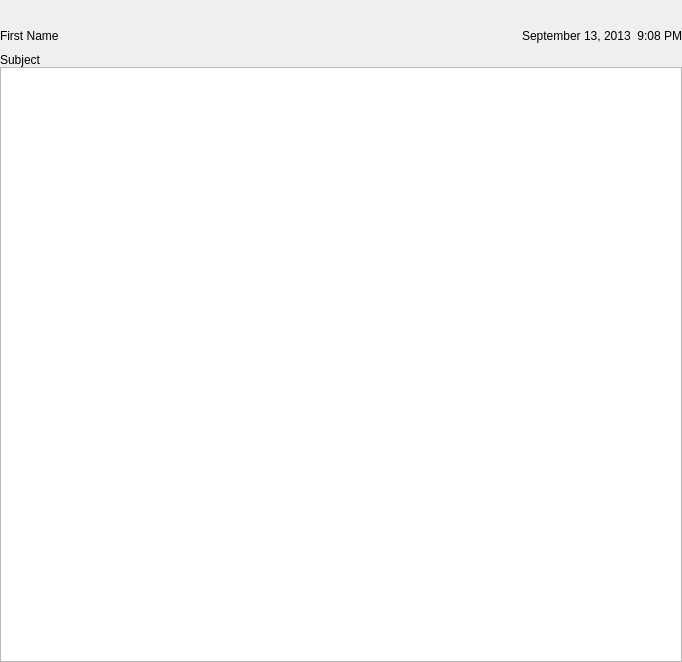
Above: Mail/MailViewer.ui from InvictusInnovations/keyhotee before the change. Below: the same form after it.
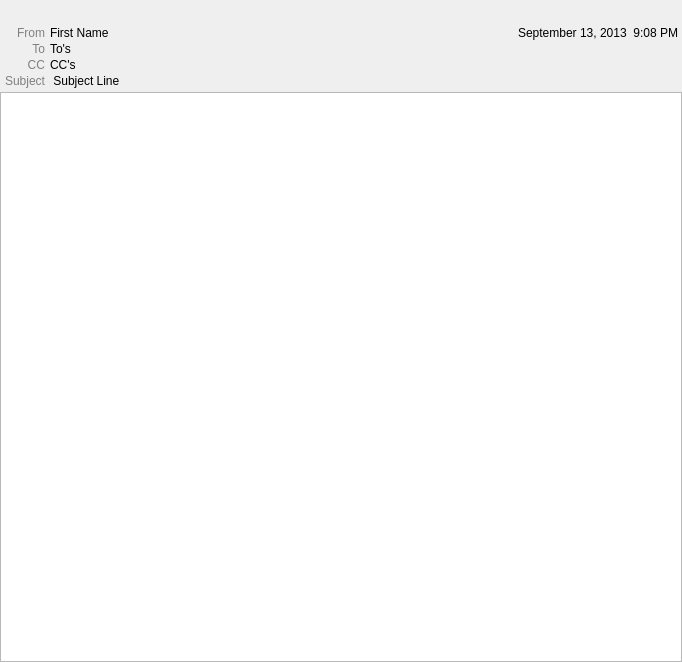
That is the form after the change.

Commit message: Improved MailViewer: added field prefixes, added support for to lists and cc lists which only display when needed (i.e. cc list only displays when there are cc'd contacts in email).

Diff of the .ui file:
```diff
--- a/Mail/MailViewer.ui
+++ b/Mail/MailViewer.ui
@@ -31,60 +31,26 @@
    </property>
    <item>
     <widget class="QWidget" name="widget" native="true">
-     <layout class="QGridLayout" name="gridLayout">
+     <layout class="QGridLayout" name="gridLayout" columnstretch="0,1,0">
       <property name="leftMargin">
-       <number>0</number>
+       <number>4</number>
       </property>
       <property name="topMargin">
        <number>0</number>
       </property>
       <property name="rightMargin">
-       <number>0</number>
+       <number>4</number>
       </property>
       <property name="bottomMargin">
-       <number>0</number>
+       <number>4</number>
       </property>
       <property name="horizontalSpacing">
        <number>0</number>
       </property>
       <property name="verticalSpacing">
-       <number>5</number>
+       <number>2</number>
       </property>
-      <item row="2" column="0" colspan="2">
-       <widget class="QWidget" name="to_holder" native="true">
-        <property name="sizePolicy">
-         <sizepolicy hsizetype="Preferred" vsizetype="Preferred">
-          <horstretch>0</horstretch>
-          <verstretch>0</verstretch>
-         </sizepolicy>
-        </property>
-       </widget>
-      </item>
-      <item row="1" column="0">
-       <widget class="QLabel" name="from_label">
-        <property name="text">
-         <string>First Name &lt;dac-id&gt;</string>
-        </property>
-       </widget>
-      </item>
-      <item row="1" column="1">
-       <widget class="QLabel" name="date_label">
-        <property name="text">
-         <string>September 13, 2013  9:08 PM</string>
-        </property>
-        <property name="alignment">
-         <set>Qt::AlignRight|Qt::AlignTrailing|Qt::AlignVCenter</set>
-        </property>
-       </widget>
-      </item>
-      <item row="3" column="0" colspan="2">
-       <widget class="QLabel" name="subject_label">
-        <property name="text">
-         <string>Subject</string>
-        </property>
-       </widget>
-      </item>
-      <item row="0" column="0" colspan="2">
+      <item row="0" column="0" colspan="3">
        <widget class="QWidget" name="toolbar_container" native="true">
         <property name="minimumSize">
          <size>
@@ -106,6 +72,174 @@
         </property>
        </widget>
       </item>
+      <item row="1" column="0">
+       <widget class="QLabel" name="from_prefix">
+        <property name="enabled">
+         <bool>true</bool>
+        </property>
+        <property name="sizePolicy">
+         <sizepolicy hsizetype="Preferred" vsizetype="Preferred">
+          <horstretch>0</horstretch>
+          <verstretch>0</verstretch>
+         </sizepolicy>
+        </property>
+        <property name="layoutDirection">
+         <enum>Qt::LeftToRight</enum>
+        </property>
+        <property name="autoFillBackground">
+         <bool>false</bool>
+        </property>
+        <property name="frameShape">
+         <enum>QFrame::NoFrame</enum>
+        </property>
+        <property name="frameShadow">
+         <enum>QFrame::Plain</enum>
+        </property>
+        <property name="text">
+         <string>&lt;font color=&quot;Grey&quot;&gt;From</string>
+        </property>
+        <property name="textFormat">
+         <enum>Qt::RichText</enum>
+        </property>
+        <property name="alignment">
+         <set>Qt::AlignRight|Qt::AlignTrailing|Qt::AlignVCenter</set>
+        </property>
+        <property name="margin">
+         <number>1</number>
+        </property>
+        <property name="indent">
+         <number>5</number>
+        </property>
+       </widget>
+      </item>
+      <item row="2" column="0">
+       <widget class="QLabel" name="to_prefix">
+        <property name="sizePolicy">
+         <sizepolicy hsizetype="Preferred" vsizetype="Preferred">
+          <horstretch>0</horstretch>
+          <verstretch>0</verstretch>
+         </sizepolicy>
+        </property>
+        <property name="text">
+         <string>&lt;font color=&quot;Grey&quot;&gt;To</string>
+        </property>
+        <property name="alignment">
+         <set>Qt::AlignRight|Qt::AlignTrailing|Qt::AlignVCenter</set>
+        </property>
+        <property name="margin">
+         <number>1</number>
+        </property>
+        <property name="indent">
+         <number>5</number>
+        </property>
+       </widget>
+      </item>
+      <item row="3" column="0">
+       <widget class="QLabel" name="cc_prefix">
+        <property name="sizePolicy">
+         <sizepolicy hsizetype="Preferred" vsizetype="Preferred">
+          <horstretch>0</horstretch>
+          <verstretch>0</verstretch>
+         </sizepolicy>
+        </property>
+        <property name="text">
+         <string>&lt;font color=&quot;Grey&quot;&gt;CC</string>
+        </property>
+        <property name="alignment">
+         <set>Qt::AlignRight|Qt::AlignTrailing|Qt::AlignVCenter</set>
+        </property>
+        <property name="margin">
+         <number>1</number>
+        </property>
+        <property name="indent">
+         <number>5</number>
+        </property>
+       </widget>
+      </item>
+      <item row="4" column="0">
+       <widget class="QLabel" name="subject_prefix">
+        <property name="sizePolicy">
+         <sizepolicy hsizetype="Preferred" vsizetype="Preferred">
+          <horstretch>0</horstretch>
+          <verstretch>0</verstretch>
+         </sizepolicy>
+        </property>
+        <property name="text">
+         <string>&lt;font color=&quot;Grey&quot;&gt;Subject</string>
+        </property>
+        <property name="alignment">
+         <set>Qt::AlignRight|Qt::AlignTrailing|Qt::AlignVCenter</set>
+        </property>
+        <property name="margin">
+         <number>1</number>
+        </property>
+        <property name="indent">
+         <number>5</number>
+        </property>
+       </widget>
+      </item>
+      <item row="1" column="1">
+       <widget class="QLabel" name="from_label">
+        <property name="sizePolicy">
+         <sizepolicy hsizetype="MinimumExpanding" vsizetype="Preferred">
+          <horstretch>0</horstretch>
+          <verstretch>0</verstretch>
+         </sizepolicy>
+        </property>
+        <property name="text">
+         <string>First Name &lt;dac-id&gt;</string>
+        </property>
+       </widget>
+      </item>
+      <item row="1" column="2">
+       <widget class="QLabel" name="date_label">
+        <property name="text">
+         <string>September 13, 2013  9:08 PM</string>
+        </property>
+        <property name="alignment">
+         <set>Qt::AlignRight|Qt::AlignTrailing|Qt::AlignVCenter</set>
+        </property>
+       </widget>
+      </item>
+      <item row="2" column="1" colspan="2">
+       <widget class="QLabel" name="to_label">
+        <property name="sizePolicy">
+         <sizepolicy hsizetype="MinimumExpanding" vsizetype="Preferred">
+          <horstretch>0</horstretch>
+          <verstretch>0</verstretch>
+         </sizepolicy>
+        </property>
+        <property name="text">
+         <string>To's</string>
+        </property>
+       </widget>
+      </item>
+      <item row="3" column="1" colspan="2">
+       <widget class="QLabel" name="cc_label">
+        <property name="sizePolicy">
+         <sizepolicy hsizetype="MinimumExpanding" vsizetype="Preferred">
+          <horstretch>0</horstretch>
+          <verstretch>0</verstretch>
+         </sizepolicy>
+        </property>
+        <property name="text">
+         <string>CC's</string>
+        </property>
+       </widget>
+      </item>
+      <item row="4" column="1" colspan="2">
+       <widget class="QLabel" name="subject_label">
+        <property name="sizePolicy">
+         <sizepolicy hsizetype="MinimumExpanding" vsizetype="Preferred">
+          <horstretch>0</horstretch>
+          <verstretch>0</verstretch>
+         </sizepolicy>
+        </property>
+        <property name="text">
+         <string> Subject Line</string>
+        </property>
+       </widget>
+      </item>
      </layout>
     </widget>
    </item>
```
The commit also changes 5 other files.
